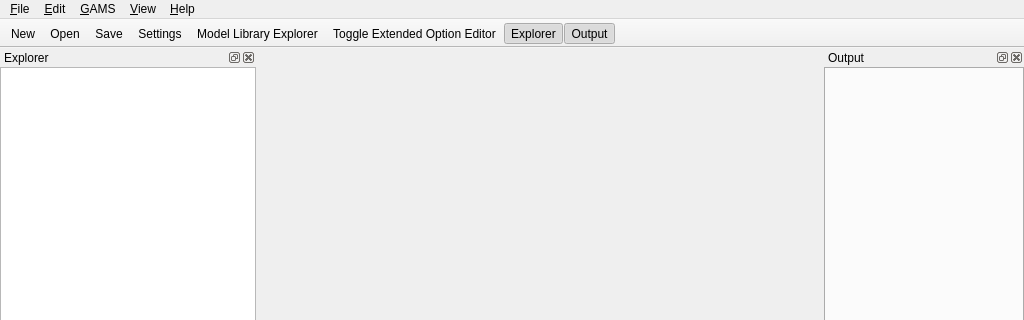
Above: src/mainwindow.ui from GAMS-dev/studio before the change; both pictures show x 0 to 1024 and y 0 to 320 of the 1024 by 768 pixel window. Below: the same form after it.
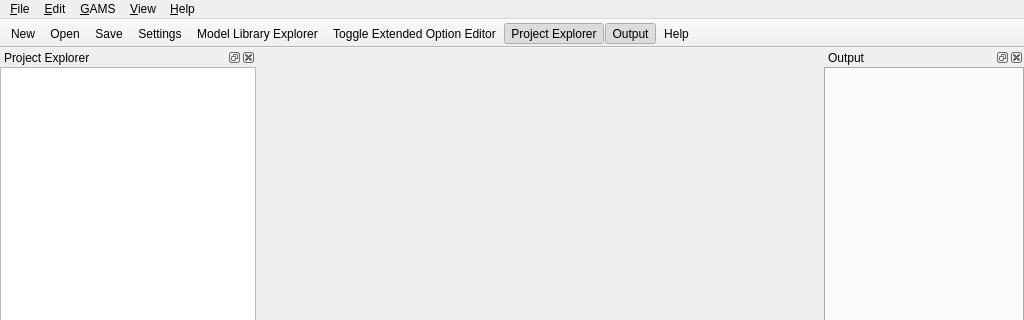
That is the form after the change. Icons and pictures are not drawn. Custom widgets are drawn as their Qt base class.

Commit message: added help icon to toolbar, improved tooltips

What changed in the file:
```diff
--- a/src/mainwindow.ui
+++ b/src/mainwindow.ui
@@ -265,7 +265,7 @@
     <string>Project Explorer</string>
    </property>
    <property name="windowTitle">
-    <string>Explorer</string>
+    <string>Project Explorer</string>
    </property>
    <attribute name="dockWidgetArea">
     <number>1</number>
@@ -439,6 +439,7 @@
    <addaction name="actionToggle_Extended_Option_Editor"/>
    <addaction name="actionProject_View"/>
    <addaction name="actionOutput_View"/>
+   <addaction name="actionHelp_View"/>
   </widget>
   <action name="actionFile">
    <property name="text">
@@ -507,7 +508,10 @@
      <normaloff>:/img/project</normaloff>:/img/project</iconset>
    </property>
    <property name="text">
-    <string>&amp;Explorer</string>
+    <string>Project &amp;Explorer</string>
+   </property>
+   <property name="toolTip">
+    <string>&lt;html&gt;&lt;head/&gt;&lt;body&gt;&lt;p&gt;Open Project Explorer (&lt;span style=&quot; font-weight:600;&quot;&gt;Ctrl+J&lt;/span&gt;)&lt;/p&gt;&lt;/body&gt;&lt;/html&gt;</string>
    </property>
   </action>
   <action name="actionNew">
```
Left out of the diff: 10 changed lines with no effect on the pictures. The commit also changes 3 other files.
